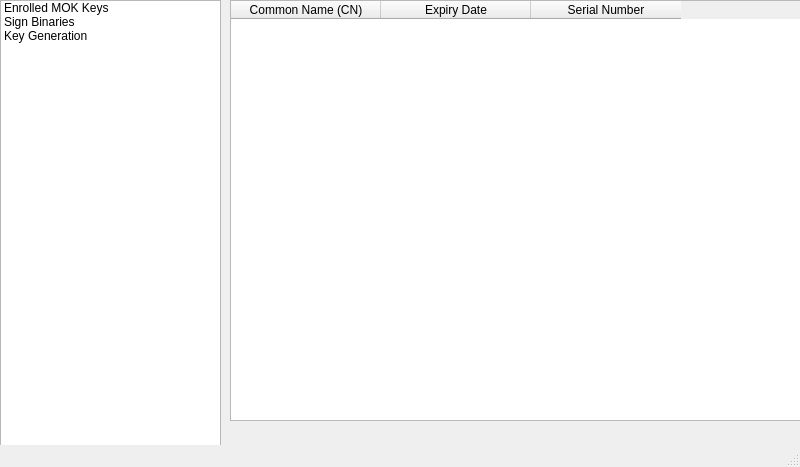
kubuntugamer/secureboot-manager, file mainwindow.ui: the form before one commit.
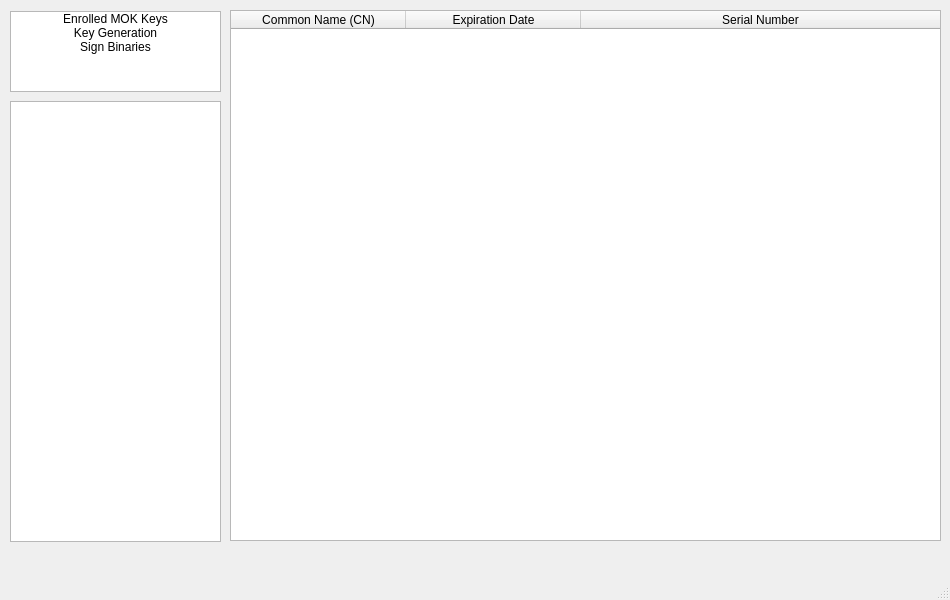
The form after the commit.

The edit to the form file:
```diff
--- a/mainwindow.ui
+++ b/mainwindow.ui
@@ -6,8 +6,8 @@
    <rect>
     <x>0</x>
     <y>0</y>
-    <width>800</width>
-    <height>467</height>
+    <width>950</width>
+    <height>600</height>
    </rect>
   </property>
   <property name="windowTitle">
@@ -17,39 +17,73 @@
    <widget class="QListWidget" name="listWidget">
     <property name="geometry">
      <rect>
-      <x>0</x>
-      <y>0</y>
-      <width>221</width>
-      <height>461</height>
+      <x>10</x>
+      <y>11</y>
+      <width>211</width>
+      <height>81</height>
      </rect>
     </property>
+    <property name="focusPolicy">
+     <enum>Qt::FocusPolicy::NoFocus</enum>
+    </property>
+    <property name="editTriggers">
+     <set>QAbstractItemView::EditTrigger::NoEditTriggers</set>
+    </property>
+    <property name="itemAlignment">
+     <set>Qt::AlignmentFlag::AlignCenter</set>
+    </property>
     <item>
      <property name="text">
       <string>Enrolled MOK Keys</string>
      </property>
-    </item>
-    <item>
-     <property name="text">
-      <string>Sign Binaries</string>
+     <property name="textAlignment">
+      <set>AlignCenter</set>
      </property>
     </item>
     <item>
      <property name="text">
       <string>Key Generation</string>
      </property>
+     <property name="textAlignment">
+      <set>AlignCenter</set>
+     </property>
+    </item>
+    <item>
+     <property name="text">
+      <string>Sign Binaries</string>
+     </property>
+     <property name="textAlignment">
+      <set>AlignCenter</set>
+     </property>
     </item>
    </widget>
-   <widget class="QTableWidget" name="tableWidget">
+   <widget class="QStackedWidget" name="stackedWidget">
     <property name="geometry">
      <rect>
       <x>230</x>
+      <y>10</y>
+      <width>711</width>
+      <height>531</height>
+     </rect>
+    </property>
+    <property name="currentIndex">
+     <number>0</number>
+    </property>
+    <widget class="QWidget" name="page_enrolled_keys&#10;">
+     <widget class="QTableWidget" name="table_enrolled_keys&#10;">
+      <property name="geometry">
+       <rect>
+        <x>0</x>
       <y>0</y>
-      <width>571</width>
-      <height>421</height>
+        <width>711</width>
+        <height>531</height>
      </rect>
     </property>
     <attribute name="horizontalHeaderDefaultSectionSize">
-     <number>150</number>
+       <number>175</number>
+      </attribute>
+      <attribute name="horizontalHeaderStretchLastSection">
+       <bool>true</bool>
     </attribute>
     <column>
      <property name="text">
@@ -58,7 +92,7 @@
     </column>
     <column>
      <property name="text">
-      <string>Expiry Date</string>
+        <string>Expiration Date</string>
      </property>
     </column>
     <column>
@@ -68,6 +102,26 @@
     </column>
    </widget>
   </widget>
+    <widget class="QWidget" name="page_sign_binaries"/>
+    <widget class="QWidget" name="page_generate_keys"/>
+   </widget>
+   <widget class="QTextBrowser" name="text_raw_certificate&#10;">
+    <property name="geometry">
+     <rect>
+      <x>10</x>
+      <y>101</y>
+      <width>211</width>
+      <height>441</height>
+     </rect>
+    </property>
+    <property name="font">
+     <font>
+      <family>Monospace</family>
+      <pointsize>8</pointsize>
+     </font>
+    </property>
+   </widget>
+  </widget>
   <widget class="QMenuBar" name="menubar">
    <property name="geometry">
     <rect>
```
Left out of the diff: 4 changed lines with no effect on the pictures. Lines whose indentation alone changed are shown as unchanged.
